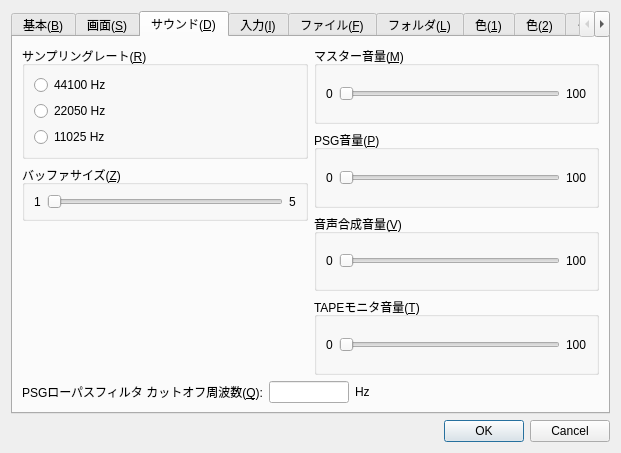
Above: src/Qt/configdialog.ui from eighttails/PC6001VX before the change. Below: the same form after it.
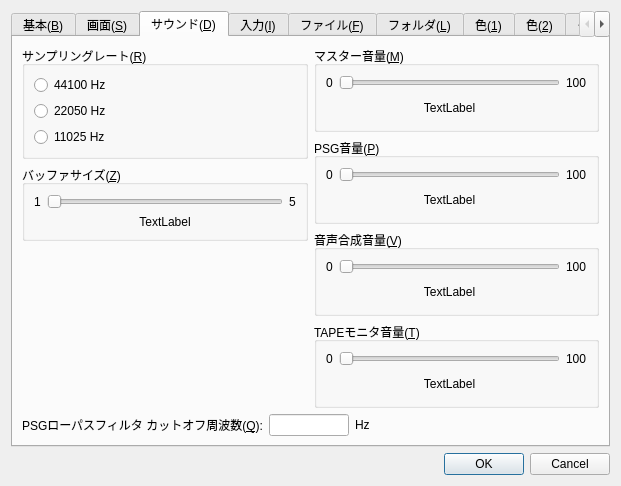
That is the form after the change. The open tabs and pages were chosen to show the change. Custom widgets are drawn as their Qt base class.

```diff
--- a/src/Qt/configdialog.ui
+++ b/src/Qt/configdialog.ui
@@ -7,7 +7,7 @@
     <x>0</x>
     <y>0</y>
     <width>621</width>
-    <height>453</height>
+    <height>486</height>
    </rect>
   </property>
   <property name="maximumSize">
@@ -288,6 +288,15 @@
              <height>16777215</height>
             </size>
            </property>
+           <property name="inputMethodHints">
+            <set>Qt::ImhDigitsOnly</set>
+           </property>
+           <property name="inputMask">
+            <string>999; </string>
+           </property>
+           <property name="alignment">
+            <set>Qt::AlignRight|Qt::AlignTrailing|Qt::AlignVCenter</set>
+           </property>
           </widget>
          </item>
          <item row="1" column="2">
@@ -318,14 +327,14 @@
           </widget>
          </item>
          <item row="3" column="0" colspan="4">
-          <widget class="QCheckBox" name="checkBox">
+          <widget class="QCheckBox" name="checkBoxFullscreen">
            <property name="text">
             <string>フルスクリーン(&amp;U)</string>
            </property>
           </widget>
          </item>
          <item row="4" column="0" colspan="4">
-          <widget class="QCheckBox" name="checkBox_2">
+          <widget class="QCheckBox" name="checkBoxStatDisp">
            <property name="text">
             <string>ステータスバーを表示する(&amp;T)</string>
            </property>
@@ -340,7 +349,7 @@
          </property>
          <layout class="QVBoxLayout" name="verticalLayout_6">
           <item>
-           <widget class="QSlider" name="horizontalSlider">
+           <widget class="QSlider" name="horizontalSliderFPS">
             <property name="maximum">
              <number>5</number>
             </property>
@@ -360,6 +369,9 @@
             <property name="text">
              <string>フレームスキップ</string>
             </property>
+            <property name="alignment">
+             <set>Qt::AlignCenter</set>
+            </property>
            </widget>
           </item>
          </layout>
@@ -424,15 +436,15 @@
              <property name="title">
               <string>マスター音量(&amp;M)</string>
              </property>
-             <layout class="QHBoxLayout" name="horizontalLayout_2">
-              <item>
+             <layout class="QGridLayout" name="gridLayout_15">
+              <item row="0" column="0">
                <widget class="QLabel" name="label_5">
                 <property name="text">
                  <string>0</string>
                 </property>
                </widget>
               </item>
-              <item>
+              <item row="0" column="2">
                <widget class="QSlider" name="horizontalSliderMasterVol">
                 <property name="maximum">
                  <number>100</number>
@@ -442,13 +454,23 @@
                 </property>
                </widget>
               </item>
-              <item>
+              <item row="0" column="3">
                <widget class="QLabel" name="label_6">
                 <property name="text">
                  <string>100</string>
                 </property>
                </widget>
               </item>
+              <item row="1" column="2">
+               <widget class="QLabel" name="labelMasterVol">
+                <property name="text">
+                 <string>TextLabel</string>
+                </property>
+                <property name="alignment">
+                 <set>Qt::AlignCenter</set>
+                </property>
+               </widget>
+              </item>
              </layout>
             </widget>
            </item>
@@ -457,15 +479,15 @@
              <property name="title">
               <string>PSG音量(&amp;P)</string>
              </property>
-             <layout class="QHBoxLayout" name="horizontalLayout_3">
-              <item>
+             <layout class="QGridLayout" name="gridLayout_16">
+              <item row="0" column="0">
                <widget class="QLabel" name="label_7">
                 <property name="text">
                  <string>0</string>
                 </property>
                </widget>
               </item>
-              <item>
+              <item row="0" column="1">
                <widget class="QSlider" name="horizontalSliderPSGVol">
                 <property name="maximum">
                  <number>100</number>
@@ -475,13 +497,23 @@
                 </property>
                </widget>
               </item>
-              <item>
+              <item row="0" column="2">
                <widget class="QLabel" name="label_8">
                 <property name="text">
                  <string>100</string>
                 </property>
                </widget>
               </item>
+              <item row="1" column="1">
+               <widget class="QLabel" name="labelPSGVol">
+                <property name="text">
+                 <string>TextLabel</string>
+                </property>
+                <property name="alignment">
+                 <set>Qt::AlignCenter</set>
+                </property>
+               </widget>
+              </item>
              </layout>
             </widget>
            </item>
@@ -490,16 +522,16 @@
              <property name="title">
               <string>音声合成音量(&amp;V)</string>
              </property>
-             <layout class="QHBoxLayout" name="horizontalLayout_4">
-              <item>
+             <layout class="QGridLayout" name="gridLayout_17">
+              <item row="0" column="0">
                <widget class="QLabel" name="label_9">
                 <property name="text">
                  <string>0</string>
                 </property>
                </widget>
               </item>
-              <item>
-               <widget class="QSlider" name="horizontalSliderVolceVol">
+              <item row="0" column="1">
+               <widget class="QSlider" name="horizontalSliderVoiceVol">
                 <property name="maximum">
                  <number>100</number>
                 </property>
@@ -508,13 +540,23 @@
                 </property>
                </widget>
               </item>
-              <item>
+              <item row="0" column="2">
                <widget class="QLabel" name="label_10">
                 <property name="text">
                  <string>100</string>
                 </property>
                </widget>
               </item>
+              <item row="1" column="1">
+               <widget class="QLabel" name="labelVoiceVol">
+                <property name="text">
+                 <string>TextLabel</string>
+                </property>
+                <property name="alignment">
+                 <set>Qt::AlignCenter</set>
+                </property>
+               </widget>
+              </item>
              </layout>
             </widget>
            </item>
@@ -523,15 +565,15 @@
              <property name="title">
               <string>TAPEモニタ音量(&amp;T)</string>
              </property>
-             <layout class="QHBoxLayout" name="horizontalLayout_5">
-              <item>
+             <layout class="QGridLayout" name="gridLayout_18">
+              <item row="0" column="0">
                <widget class="QLabel" name="label_11">
                 <property name="text">
                  <string>0</string>
                 </property>
                </widget>
               </item>
-              <item>
+              <item row="0" column="1">
                <widget class="QSlider" name="horizontalSliderTapeVol">
                 <property name="maximum">
                  <number>100</number>
@@ -541,13 +583,23 @@
                 </property>
                </widget>
               </item>
-              <item>
+              <item row="0" column="2">
                <widget class="QLabel" name="label_12">
                 <property name="text">
                  <string>100</string>
                 </property>
                </widget>
               </item>
+              <item row="1" column="1">
+               <widget class="QLabel" name="labelTapeVol">
+                <property name="text">
+                 <string>TextLabel</string>
+                </property>
+                <property name="alignment">
+                 <set>Qt::AlignCenter</set>
+                </property>
+               </widget>
+              </item>
              </layout>
             </widget>
            </item>
@@ -558,15 +610,15 @@
            <property name="title">
             <string>バッファサイズ(&amp;Z)</string>
            </property>
-           <layout class="QHBoxLayout" name="horizontalLayout">
-            <item>
+           <layout class="QGridLayout" name="gridLayout_19">
+            <item row="0" column="0">
              <widget class="QLabel" name="label_3">
               <property name="text">
                <string>1</string>
               </property>
              </widget>
             </item>
-            <item>
+            <item row="0" column="1">
              <widget class="QSlider" name="horizontalSliderSndBufferSize">
               <property name="minimum">
                <number>1</number>
@@ -579,13 +631,23 @@
               </property>
              </widget>
             </item>
-            <item>
+            <item row="0" column="3">
              <widget class="QLabel" name="label_4">
               <property name="text">
                <string>5</string>
               </property>
              </widget>
             </item>
+            <item row="1" column="1">
+             <widget class="QLabel" name="labelSndBufferSize">
+              <property name="text">
+               <string>TextLabel</string>
+              </property>
+              <property name="alignment">
+               <set>Qt::AlignCenter</set>
+              </property>
+             </widget>
+            </item>
            </layout>
           </widget>
          </item>
@@ -624,6 +686,15 @@
              <height>16777215</height>
             </size>
            </property>
+           <property name="inputMethodHints">
+            <set>Qt::ImhDigitsOnly|Qt::ImhHiddenText</set>
+           </property>
+           <property name="inputMask">
+            <string>99999; </string>
+           </property>
+           <property name="alignment">
+            <set>Qt::AlignRight|Qt::AlignTrailing|Qt::AlignVCenter</set>
+           </property>
           </widget>
          </item>
          <item>
@@ -675,6 +746,15 @@
              <height>16777215</height>
             </size>
            </property>
+           <property name="inputMethodHints">
+            <set>Qt::ImhDigitsOnly</set>
+           </property>
+           <property name="inputMask">
+            <string>999; </string>
+           </property>
+           <property name="alignment">
+            <set>Qt::AlignRight|Qt::AlignTrailing|Qt::AlignVCenter</set>
+           </property>
           </widget>
          </item>
          <item>
@@ -2795,6 +2875,15 @@
              <height>16777215</height>
             </size>
            </property>
+           <property name="inputMethodHints">
+            <set>Qt::ImhDigitsOnly</set>
+           </property>
+           <property name="inputMask">
+            <string>9999; </string>
+           </property>
+           <property name="alignment">
+            <set>Qt::AlignRight|Qt::AlignTrailing|Qt::AlignVCenter</set>
+           </property>
           </widget>
          </item>
          <item>
@@ -2884,6 +2973,15 @@
               <height>16777215</height>
              </size>
             </property>
+            <property name="inputMethodHints">
+             <set>Qt::ImhDigitsOnly</set>
+            </property>
+            <property name="inputMask">
+             <string>9; </string>
+            </property>
+            <property name="alignment">
+             <set>Qt::AlignRight|Qt::AlignTrailing|Qt::AlignVCenter</set>
+            </property>
            </widget>
           </item>
           <item>
@@ -2917,6 +3015,15 @@
               <height>16777215</height>
              </size>
             </property>
+            <property name="inputMethodHints">
+             <set>Qt::ImhDigitsOnly</set>
+            </property>
+            <property name="inputMask">
+             <string>9; </string>
+            </property>
+            <property name="alignment">
+             <set>Qt::AlignRight|Qt::AlignTrailing|Qt::AlignVCenter</set>
+            </property>
            </widget>
           </item>
           <item>
@@ -2936,21 +3043,21 @@
         </widget>
        </item>
        <item>
-        <widget class="QCheckBox" name="checkBox_8">
+        <widget class="QCheckBox" name="checkBoxAviRLE">
          <property name="text">
           <string>ビデオキャプチャ時 RLE有効(8bit時のみ)(&amp;R)</string>
          </property>
         </widget>
        </item>
        <item>
-        <widget class="QCheckBox" name="checkBox_9">
+        <widget class="QCheckBox" name="checkBoxCkQuit">
          <property name="text">
           <string>終了時に確認する(&amp;F)</string>
          </property>
         </widget>
        </item>
        <item>
-        <widget class="QCheckBox" name="checkBox_10">
+        <widget class="QCheckBox" name="checkBoxSaveQuit">
          <property name="text">
           <string>終了時にINIファイルを保存する(&amp;Q)</string>
          </property>
```
Left out of the diff: 14 changed lines with no effect on the pictures.
